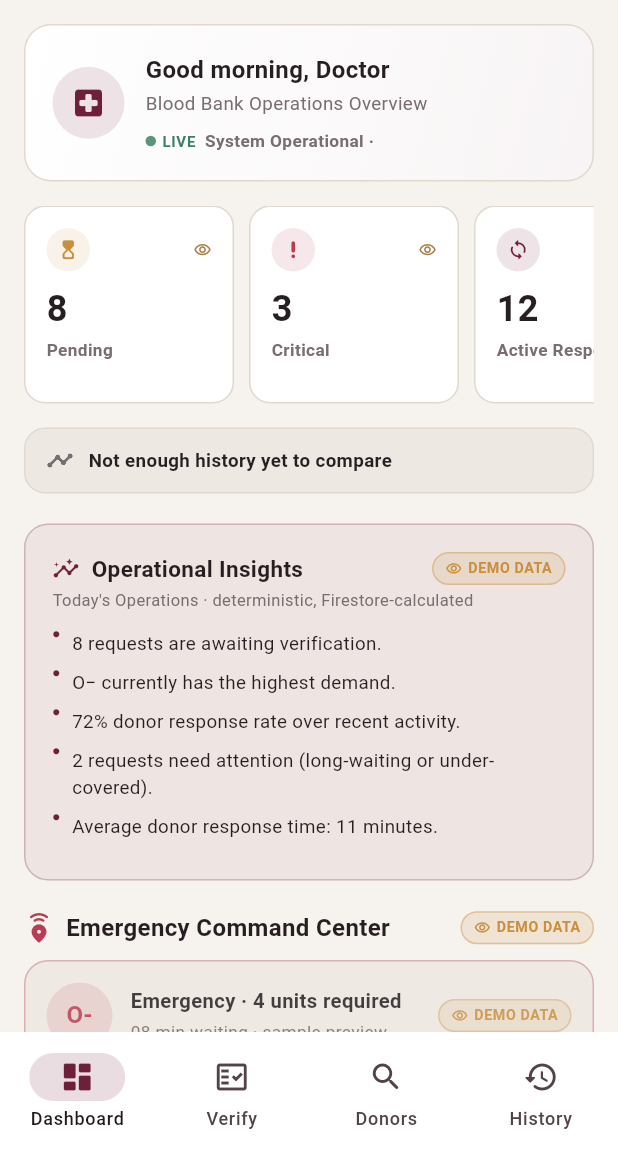
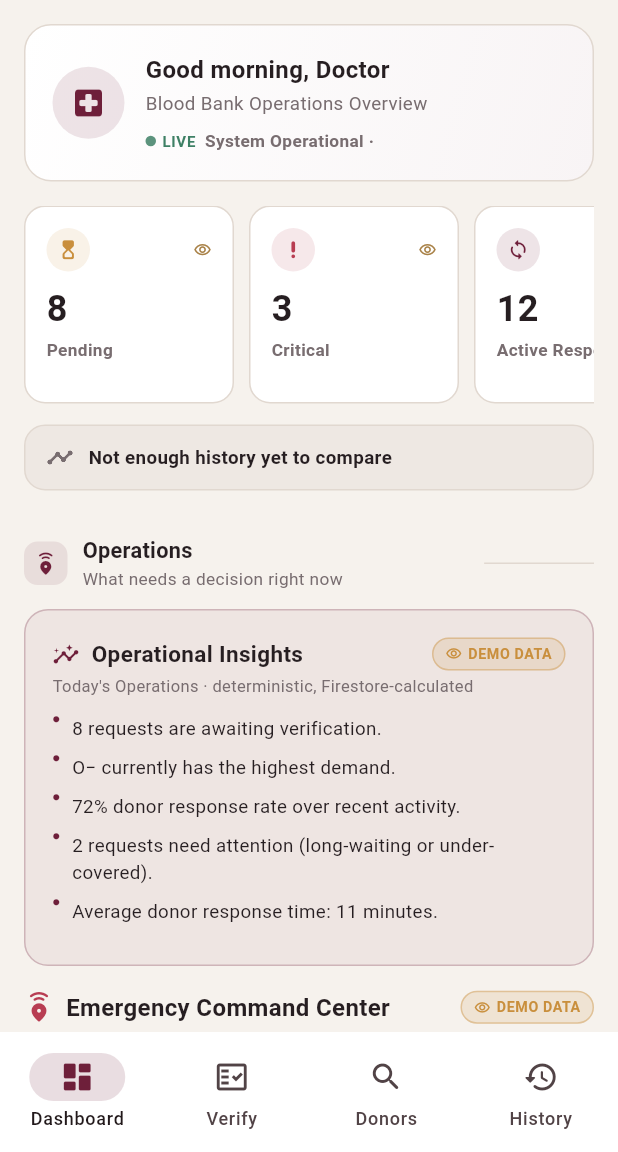
Before and after one commit to kavindu-maduhansa/HCI, a Flutter app: the HospitalHomeScreen screen opened directly, on a phone screen of 412 x 824 dp, the part 84-1236 px from its top. Run offline on Flutter 3.47's test engine with Material 3 defaults, Android fonts, the phone set to English and light mode, and no system bars; our stand-ins replace cloud_firestore, connectivity_plus, firebase_auth, firebase_core, pdf, printing and 1 more; accounts and stored records are empty.

Commit message:
Reorganize dashboard into labelled sections (Operations/Analytics/Activity)
The dashboard had grown to 13 stacked cards rendered as one
undifferentiated scroll, with no visual hierarchy signalling what
kind of information each card held. Grouped them under 3 new
_DashboardSectionHeader labels (icon + title + one-line subtitle +
a trailing divider rule):

  - Operations: Doctor Insights, Emergency Command Center, Response
    Funnel, Response Performance - "what needs a decision right now".
  - Analytics: Analytics Section, Donor Leaderboard, Request Trend,
    Blood Demand, Blood Group Chart - "trends and patterns".
  - Activity: Live Activity Feed - "recent actions".

Quick Stats / Week Comparison / Pinned Requests stay ungrouped at the
top as the always-visible at-a-glance strip. Spacing was also
differentiated - 30px before a new section header, 12-16px between
cards within the same section - so grouping reads through proximity
(Gestalt), not just labels. Purely a layout/grouping change; no card
was removed, added, or had its data logic touched.

```diff
--- a/lib/screens/hospital/tabs/overview_tab.dart
+++ b/lib/screens/hospital/tabs/overview_tab.dart
@@ -84,6 +84,15 @@ class OverviewTab extends StatelessWidget {
                         // Staggered entrance (#dashboard entrance animation): each
                         // section fades/slides in a little after the previous one,
                         // instead of everything appearing at once.
+                        // #dashboard-reorganize - the dashboard had grown to
+                        // 13 stacked cards read as one undifferentiated
+                        // scroll, with no visual hierarchy telling staff
+                        // what kind of information each one held. Grouped
+                        // into 4 named sections (Gestalt "proximity" -
+                        // related cards sit closer together, unrelated
+                        // groups get a clear header + extra breathing
+                        // room) so the page reads as a structured
+                        // document instead of an undifferentiated list.
                         return ListView(
                           padding: const EdgeInsets.all(16),
                           children: [
@@ -93,11 +102,12 @@ class OverviewTab extends StatelessWidget {
                               delay: const Duration(milliseconds: 60),
                               child: _QuickStatsRow(allRequests: allRequests, donorDocs: donorDocs, unreadAlerts: unreadAlerts),
                             ),
-                            const SizedBox(height: 16),
+                            const SizedBox(height: 14),
                             EntranceFadeSlide(
                               delay: const Duration(milliseconds: 80),
                               child: _WeekComparisonStrip(allRequests: allRequests),
                             ),
+
                             if (pinnedRequests.isNotEmpty) ...[
                               const SizedBox(height: 20),
                               EntranceFadeSlide(
@@ -105,55 +115,76 @@ class OverviewTab extends StatelessWidget {
                                 child: _PinnedRequestsSection(requests: pinnedRequests),
                               ),
                             ],
-                            const SizedBox(height: 20),
+
+                            const SizedBox(height: 30),
+                            const _DashboardSectionHeader(
+                              icon: Icons.emergency_share_rounded,
+                              title: 'Operations',
+                              subtitle: 'What needs a decision right now',
+                            ),
+                            const SizedBox(height: 12),
                             EntranceFadeSlide(
                               delay: const Duration(milliseconds: 120),
                               child: _DoctorInsightsSection(allRequests: allRequests, responseDocs: responseDocs),
                             ),
-                            const SizedBox(height: 20),
+                            const SizedBox(height: 16),
                             EntranceFadeSlide(
                               delay: const Duration(milliseconds: 140),
                               child: _CommandCenterSection(allRequests: allRequests),
                             ),
-                            const SizedBox(height: 20),
+                            const SizedBox(height: 16),
+                            EntranceFadeSlide(
+                              delay: const Duration(milliseconds: 220),
+                              child: _ResponseFunnelSection(responseDocs: responseDocs),
+                            ),
+                            const SizedBox(height: 16),
+                            EntranceFadeSlide(
+                              delay: const Duration(milliseconds: 260),
+                              child: _ResponsePerformanceSection(responseDocs: responseDocs),
+                            ),
+
+                            const SizedBox(height: 30),
+                            const _DashboardSectionHeader(
+                              icon: Icons.insights_rounded,
+                              title: 'Analytics',
+                              subtitle: 'Trends and patterns across all requests',
+                            ),
+                            const SizedBox(height: 12),
                             EntranceFadeSlide(
                               delay: const Duration(milliseconds: 180),
                               child: _AnalyticsSection(allRequests: allRequests, donorCount: donorDocs.length),
                             ),
-                            const SizedBox(height: 20),
-                            EntranceFadeSlide(
-                              delay: const Duration(milliseconds: 220),
-                              child: _ResponseFunnelSection(responseDocs: responseDocs),
-                            ),
-                            const SizedBox(height: 20),
-                            EntranceFadeSlide(
-                              delay: const Duration(milliseconds: 260),
-                              child: _ResponsePerformanceSection(responseDocs: responseDocs),
-                            ),
-                            const SizedBox(height: 20),
+                            const SizedBox(height: 16),
                             EntranceFadeSlide(
                               delay: const Duration(milliseconds: 280),
                               child: _DonorLeaderboardSection(responseDocs: responseDocs),
                             ),
-                            const SizedBox(height: 20),
-                            EntranceFadeSlide(
-                              delay: const Duration(milliseconds: 300),
-                              child: _LiveActivityFeedSection(auditDocs: auditDocs),
-                            ),
-                            const SizedBox(height: 20),
+                            const SizedBox(height: 16),
                             EntranceFadeSlide(
                               delay: const Duration(milliseconds: 340),
                               child: _RequestTrendCard(allRequests: allRequests),
                             ),
-                            const SizedBox(height: 20),
+                            const SizedBox(height: 16),
                             EntranceFadeSlide(
                               delay: const Duration(milliseconds: 380),
                               child: _BloodDemandCard(allRequests: allRequests),
                             ),
-                            const SizedBox(height: 20),
+                            const SizedBox(height: 16),
                             EntranceFadeSlide(
                               delay: const Duration(milliseconds: 420),
                               child: _BloodGroupChartCard(donorDocs: donorDocs),
+                            ),
+
+                            const SizedBox(height: 30),
+                            const _DashboardSectionHeader(
+                              icon: Icons.history_rounded,
+                              title: 'Activity',
+                              subtitle: 'Recent actions across the module',
+                            ),
+                            const SizedBox(height: 12),
+                            EntranceFadeSlide(
+                              delay: const Duration(milliseconds: 300),
+                              child: _LiveActivityFeedSection(auditDocs: auditDocs),
                             ),
                           ],
                         );
@@ -166,6 +197,52 @@ class OverviewTab extends StatelessWidget {
           },
         );
       },
+    );
+  }
+}
+
+/// #dashboard-reorganize - a named group header (icon + title +
+/// one-line subtitle) used to break the long dashboard scroll into
+/// clearly labelled sections (Operations / Analytics / Activity)
+/// instead of one undifferentiated stack of cards.
+class _DashboardSectionHeader extends StatelessWidget {
+  final IconData icon;
+  final String title;
+  final String subtitle;
+  const _DashboardSectionHeader({required this.icon, required this.title, required this.subtitle});
+
+  @override
+  Widget build(BuildContext context) {
+    final colors = context.colors;
+    return Semantics(
+      header: true,
+      child: Row(
+        children: [
+          Container(
+            padding: const EdgeInsets.all(7),
+            decoration: BoxDecoration(color: kHospitalPrimary.withValues(alpha: 0.1), borderRadius: BorderRadius.circular(9)),
+            child: Icon(icon, size: 15, color: kHospitalPrimary),
+          ),
+          const SizedBox(width: 10),
+          Expanded(
+            flex: 3,
+            child: Column(
+              crossAxisAlignment: CrossAxisAlignment.start,
+              children: [
+                Text(title, maxLines: 1, overflow: TextOverflow.ellipsis, style: TextStyle(fontSize: 14.5, fontWeight: FontWeight.bold, color: colors.textPrimary, letterSpacing: 0.2)),
+                Text(subtitle, maxLines: 1, overflow: TextOverflow.ellipsis, style: TextStyle(fontSize: 11.5, color: colors.textSecondary)),
+              ],
+            ),
+          ),
+          Expanded(
+            flex: 1,
+            child: Padding(
+              padding: const EdgeInsets.only(left: 12),
+              child: Container(height: 1, color: colors.border),
+            ),
+          ),
+        ],
+      ),
     );
   }
 }
```
